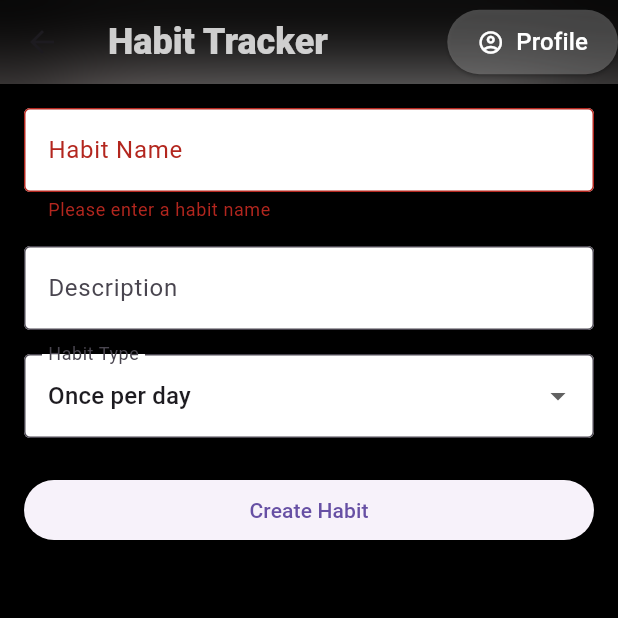
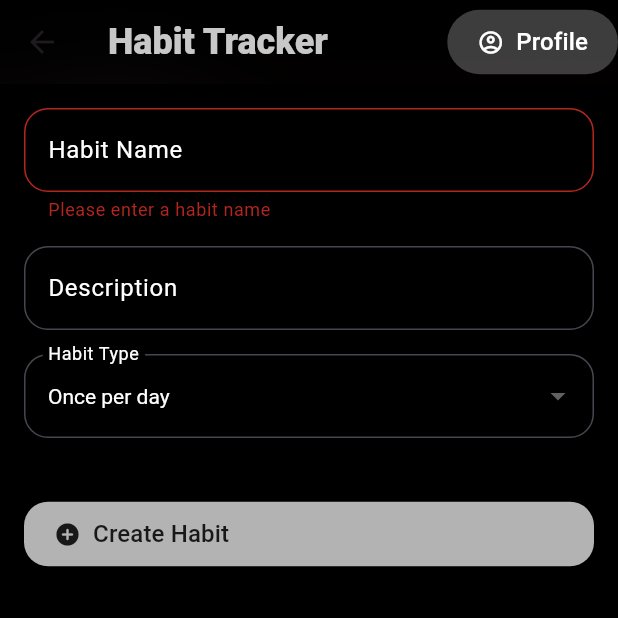
Before and after one commit to jakupemini5/NVD-Habit-Tracker, a Flutter app: the CreateHabitScreen screen opened directly, after a tap on "Create Habit", on a phone screen of 412 x 824 dp, the top half of it. Run offline on Flutter 3.47's test engine with Material 3 defaults, Android fonts, the phone set to English and light mode, and no system bars; our stand-ins replace cloud_firestore, firebase_auth, firebase_core; missing offline and left inert: firebase_ui_auth; accounts and stored records are empty; generated files the repository leaves out were written again.

Commit message:
improved habit creation

```diff
--- a/habit_tracker/lib/src/models/habit_model.dart
+++ b/habit_tracker/lib/src/models/habit_model.dart
@@ -1,7 +1,61 @@
+enum HabitType {
+  OncePerDay,
+  NumberReached,
+  Weekly,
+  Monthly,
+}
+
+extension HabitTypeExtension on HabitType {
+  String get name {
+    switch (this) {
+      case HabitType.OncePerDay:
+        return "Once per day";
+      case HabitType.NumberReached:
+        return "Number reached";
+      case HabitType.Weekly:
+        return "Weekly";
+      case HabitType.Monthly:
+        return "Monthly";
+      default:
+        return "";
+    }
+  }
+}
+
 class HabitModel {
+  String userId;
   String name;
   String description;
-  String type;
+  HabitType type;
+  DateTime? createdAt;
+  DateTime? updatedAt;
+  int? targetNumber; // For NumberReached type
+  List<String>? daysOfWeek; // For Weekly type
+  int? dayOfMonth; // For Monthly type
 
-  HabitModel(this.name, this.description, this.type);
+  HabitModel({
+    required this.userId,
+    required this.name,
+    required this.description,
+    required this.type,
+    this.createdAt,
+    this.updatedAt,
+    this.targetNumber,
+    this.daysOfWeek,
+    this.dayOfMonth,
+  });
+
+  Map<String, dynamic> toJson() {
+    return {
+      'userId': userId,
+      'name': name,
+      'description': description,
+      'type': type.name,
+      'createdAt': createdAt,
+      'updatedAt': updatedAt,
+      'targetNumber': targetNumber,
+      'daysOfWeek': daysOfWeek,
+      'dayOfMonth': dayOfMonth,
+    };
+  }
 }
--- a/habit_tracker/lib/src/screens/habit/create_habit_screen.dart
+++ b/habit_tracker/lib/src/screens/habit/create_habit_screen.dart
@@ -1,5 +1,8 @@
 import 'package:cloud_firestore/cloud_firestore.dart';
+import 'package:firebase_auth/firebase_auth.dart';
 import 'package:flutter/material.dart';
+import 'package:habit_tracker/src/models/habit_model.dart';
+import 'package:habit_tracker/src/widgets/rounded_pill_button.dart';
 import '../../widgets/my_app_bar.dart';
 
 class CreateHabitScreen extends StatefulWidget {
@@ -15,24 +18,33 @@ class _CreateHabitScreenState extends State<CreateHabitScreen> {
   final _formKey = GlobalKey<FormState>();
   final TextEditingController _nameController = TextEditingController();
   final TextEditingController _descriptionController = TextEditingController();
-  String _selectedType = "Once per day";
+  final TextEditingController _targetNumberController = TextEditingController();
+  final TextEditingController _dayOfMonthController = TextEditingController();
+  HabitType _selectedType = HabitType.OncePerDay;
+  List<String> _selectedDaysOfWeek = [];
 
-  final List<String> _habitTypes = [
-    "Once per day",
-    "Number reached",
-    "Weekly",
-    "Monthly"
+  final List<HabitType> _habitTypes = [
+    HabitType.OncePerDay,
+    HabitType.NumberReached,
+    HabitType.Weekly,
+    HabitType.Monthly,
   ];
 
   Future<void> _saveHabit() async {
     if (_formKey.currentState!.validate()) {
       try {
-        await FirebaseFirestore.instance.collection('habits').add({
-          'name': _nameController.text.trim(),
-          'description': _descriptionController.text.trim(),
-          'type': _selectedType,
-          'createdAt': FieldValue.serverTimestamp(),
-        });
+        HabitModel newHabit = HabitModel(
+          userId: FirebaseAuth.instance.currentUser!.uid.toString(), // Replace with actual user ID
+          name: _nameController.text.trim(),
+          description: _descriptionController.text.trim(),
+          type: _selectedType,
+          createdAt: DateTime.now(),
+          targetNumber: _selectedType == HabitType.NumberReached ? int.tryParse(_targetNumberController.text) : null,
+          daysOfWeek: _selectedType == HabitType.Weekly ? _selectedDaysOfWeek : null,
+          dayOfMonth: _selectedType == HabitType.Monthly ? int.tryParse(_dayOfMonthController.text) : null,
+        );
+
+        await FirebaseFirestore.instance.collection('habits').add(newHabit.toJson());
 
         ScaffoldMessenger.of(context).showSnackBar(
           const SnackBar(content: Text('Habit added successfully!')),
@@ -46,6 +58,19 @@ class _CreateHabitScreenState extends State<CreateHabitScreen> {
     }
   }
 
+  InputDecoration _buildInputDecoration(String labelText) {
+    return InputDecoration(
+      labelText: labelText,
+      border: OutlineInputBorder(
+        borderRadius: BorderRadius.circular(16.0),
+        borderSide: const BorderSide(color: Colors.white),
+      ),
+      filled: true,
+      fillColor: Colors.black,
+      labelStyle: const TextStyle(color: Colors.white),
+    );
+  }
+
   @override
   Widget build(BuildContext context) {
     return Scaffold(
@@ -55,61 +80,118 @@ class _CreateHabitScreenState extends State<CreateHabitScreen> {
         padding: const EdgeInsets.all(16.0),
         child: Form(
           key: _formKey,
+          child: SingleChildScrollView(
             child: Column(
               crossAxisAlignment: CrossAxisAlignment.start,
               children: [
                 TextFormField(
                   controller: _nameController,
-                decoration: const InputDecoration(
-                  labelText: 'Habit Name',
-                  border: OutlineInputBorder(),
-                  filled: true,
-                  fillColor: Colors.white,
-                ),
+                  decoration: _buildInputDecoration('Habit Name'),
                   validator: (value) {
                     if (value == null || value.isEmpty) {
                       return 'Please enter a habit name';
                     }
                     return null;
                   },
+                  style: const TextStyle(color: Colors.white),
                 ),
                 const SizedBox(height: 16),
                 TextFormField(
                   controller: _descriptionController,
-                decoration: const InputDecoration(
-                  labelText: 'Description',
-                  border: OutlineInputBorder(),
-                  filled: true,
-                  fillColor: Colors.white,
-                ),
+                  decoration: _buildInputDecoration('Description'),
+                  style: const TextStyle(color: Colors.white),
                 ),
                 const SizedBox(height: 16),
-              DropdownButtonFormField<String>(
+                DropdownButtonFormField<HabitType>(
                   value: _selectedType,
                   items: _habitTypes.map((type) {
-                  return DropdownMenuItem(value: type, child: Text(type));
+                    return DropdownMenuItem(value: type, child: Text(type.name));
                   }).toList(),
                   onChanged: (value) {
                     setState(() {
                       _selectedType = value!;
                     });
                   },
-                decoration: const InputDecoration(
-                  labelText: 'Habit Type',
-                  border: OutlineInputBorder(),
-                  filled: true,
-                  fillColor: Colors.white,
+                  decoration: _buildInputDecoration('Habit Type'),
+                  dropdownColor: Colors.black,
+                  style: const TextStyle(color: Colors.white),
                 ),
+                const SizedBox(height: 16),
+                if (_selectedType == HabitType.NumberReached)
+                  TextFormField(
+                    controller: _targetNumberController,
+                    decoration: _buildInputDecoration('Target Number'),
+                    keyboardType: TextInputType.number,
+                    validator: (value) {
+                      if (_selectedType == HabitType.NumberReached && (value == null || value.isEmpty)) {
+                        return 'Please enter a target number';
+                      }
+                      return null;
+                    },
+                    style: const TextStyle(color: Colors.white),
+                  ),
+                if (_selectedType == HabitType.Weekly)
+                  Column(
+                    crossAxisAlignment: CrossAxisAlignment.start,
+                    children: [
+                      const Text(
+                        'Select Days of the Week',
+                        style: TextStyle(color: Colors.white, fontSize: 16),
+                      ),
+                      const SizedBox(height: 8),
+                      Wrap(
+                        spacing: 8,
+                        children: [
+                          for (var day in ['Mon', 'Tue', 'Wed', 'Thu', 'Fri', 'Sat', 'Sun'])
+                            FilterChip(
+                              label: Text(day, style: const TextStyle(color: Colors.white)),
+                              selected: _selectedDaysOfWeek.contains(day),
+                              onSelected: (selected) {
+                                setState(() {
+                                  if (selected) {
+                                    _selectedDaysOfWeek.add(day);
+                                  } else {
+                                    _selectedDaysOfWeek.remove(day);
+                                  }
+                                });
+                              },
+                              backgroundColor: Colors.black,
+                              selectedColor: Colors.grey,
+                            ),
+                        ],
+                      ),
+                    ],
+                  ),
+                if (_selectedType == HabitType.Monthly)
+                  TextFormField(
+                    controller: _dayOfMonthController,
+                    decoration: _buildInputDecoration('Day of the Month'),
+                    keyboardType: TextInputType.number,
+                    validator: (value) {
+                      if (_selectedType == HabitType.Monthly && (value == null || value.isEmpty)) {
+                        return 'Please enter a day of the month';
+                      }
+                      return null;
+                    },
+                    style: const TextStyle(color: Colors.white),
                   ),
                 const SizedBox(height: 24),
                 SizedBox(
                   width: double.infinity,
-                child: ElevatedButton(
+                  child:  RoundedPillButton(
+                radius: 16,
                 onPressed: _saveHabit,
-                  child: const Text('Create Habit'),
+                text: "Create Habit",
+                icon: Icons.add_circle_rounded,
+                backgroundColor: Colors.white70,
+                textColor: Colors.black87,
+                iconColor: Colors.black87,
+                width: 360,
               ),
+
                 ),
               ],
+            ),
           ),
         ),
       ),
```
Lines whose indentation alone changed are shown as unchanged.
